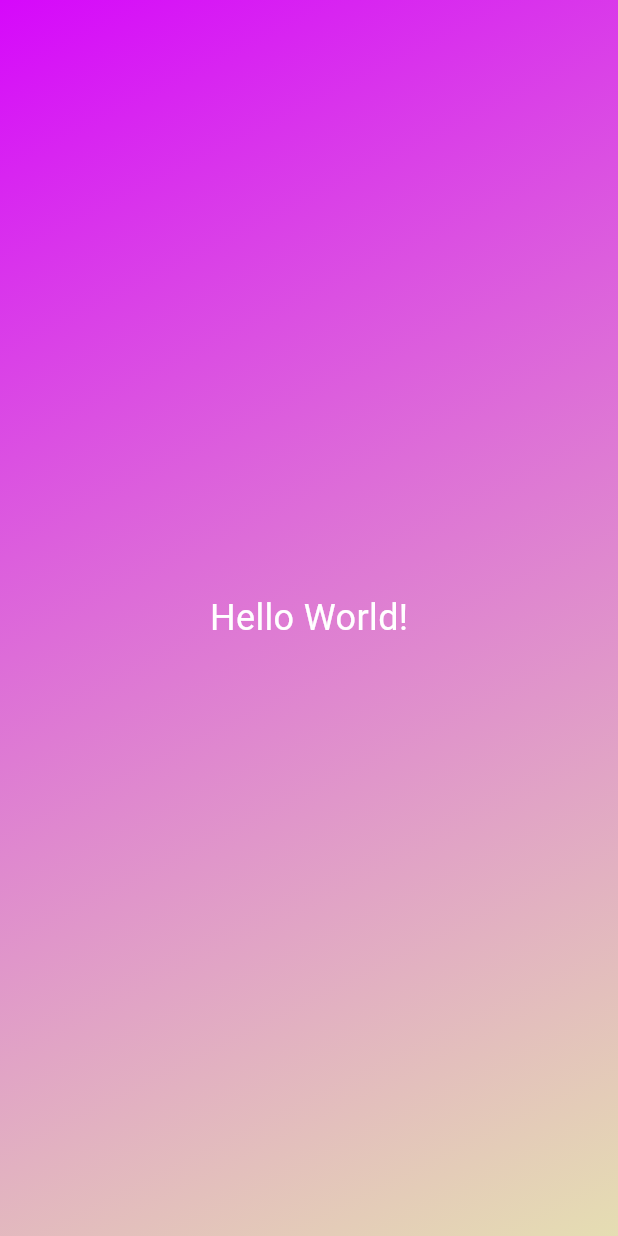
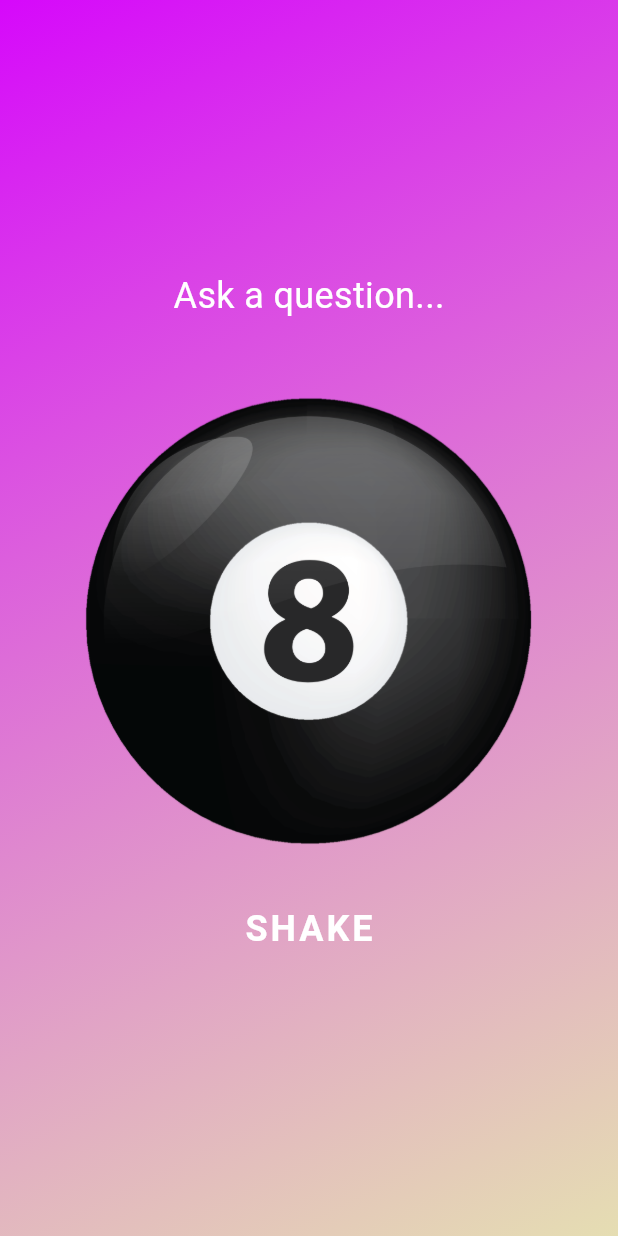
Before and after one commit to siddigamon/magic_ball, a Flutter app: the screen it shows after launch, on a phone screen of 412 x 824 dp. Run offline on Flutter 3.47's test engine with Material 3 defaults, Android fonts, the phone set to English and light mode, and no system bars.

Commit message:
feat: add MagicBallWidget and update GradientContainer with new alignment and image assets

```diff
--- a/lib/gradient_container.dart
+++ b/lib/gradient_container.dart
@@ -1,11 +1,35 @@
 //clases pascal case (GradientContainer)
 // variable names will be camel case (bottomCenter)
 //naming conventions for files is snake case (gradient_container.dart)
+import 'dart:math';
+
 import 'package:flutter/material.dart';
+import 'package:magic_ball/magic_ball_widget.dart';
 import 'package:magic_ball/styled_text.dart';
+// import 'package:magic_ball/styled_text.dart';
+
+//dart is a type safe language, which means that
+// it will not allow you to set a value of the wrong type.
+//this uses type inferencing
+// var alignmentTopLeft - data type is dynamic (lowest for the dart) it can be anything
+
+const Alignment alignmentTopLeft = Alignment.topLeft;
+//type annotation. explicitly stating the type of the variable
+const alignmentBottomRight = Alignment.bottomRight;
+//type inference. base on initial value, dart infers the type
+
+List<String> listOfWords = ["Hello", "World"];
+List<int> listOfNumbers = [1, 2, 3, 4, 5];
+
+const topLeft = Alignment.topLeft;
+//constant variable, values are actually replaced during compile time,
+//values should already be known like literals
+
+final bottomRight = Alignment.bottomRight;
+//final variable, can only be set once, during runtime
 
 class GradientContainer extends StatelessWidget {
-  const GradientContainer({super.key});
+  GradientContainer({super.key});
 
   @override
   Widget build(BuildContext context) {
@@ -16,12 +40,12 @@ class GradientContainer extends StatelessWidget {
             Color.fromARGB(255, 214, 8, 251),
             Color.fromARGB(210, 224, 216, 162),
           ],
-          begin: Alignment.topLeft,
-          end: Alignment.bottomRight,
+          begin: alignmentTopLeft,
+          end: alignmentBottomRight,
         ),
       ),
-      child: const Center(
-        child: StyledText(),
+      child: Center(
+        child: MagicBallWidget(),
       ),
     );
   }
--- /dev/null
+++ b/lib/magic_ball_widget.dart
@@ -0,0 +1,42 @@
+import 'package:flutter/material.dart';
+import 'package:magic_ball/styled_text.dart';
+
+class MagicBallWidget extends StatefulWidget {
+  @override
+  State<MagicBallWidget> createState() {
+    return _MagicBallState();
+  }
+}
+
+class _MagicBallState extends State<MagicBallWidget> {
+  var ballImage = "assets/images/ball_images/1.png";
+  void shake() {
+    ballImage = "assets/images/ball_images/2.png";
+    print("Shake the magic ball!");
+  }
+
+  @override
+  Widget build(BuildContext context) {
+    return Column(
+      mainAxisSize: MainAxisSize.min,
+      children: [
+        const StyledText("Ask a question..."),
+        const SizedBox(height: 50),
+        Image.asset("assets/images/ball_images/1.png", width: 300),
+        const SizedBox(height: 30),
+        TextButton(
+          onPressed: shake,
+          child: const Text(
+            "SHAKE",
+            style: TextStyle(
+              color: Colors.white,
+              fontSize: 24,
+              fontWeight: FontWeight.w700,
+              letterSpacing: 2,
+            ),
+          ),
+        ),
+      ],
+    );
+  }
+}
--- a/lib/main.dart
+++ b/lib/main.dart
@@ -3,7 +3,7 @@ import 'package:magic_ball/gradient_container.dart';
 
 void main() {
   runApp(
-    const MaterialApp(
+    MaterialApp(
       home: Scaffold(
         body: GradientContainer(),
       ),
--- a/lib/styled_text.dart
+++ b/lib/styled_text.dart
@@ -1,13 +1,15 @@
 import 'package:flutter/material.dart';
 
 class StyledText extends StatelessWidget {
-  const StyledText({super.key});
+  final String text;
+
+  const StyledText(this.text, {super.key});
 
   @override
   Widget build(BuildContext context) {
-    return const Text(
-      "Hello World!",
-      style: TextStyle(
+    return Text(
+      text,
+      style: const TextStyle(
         color: Colors.white,
         fontSize: 24,
       ),
--- a/pubspec.yaml
+++ b/pubspec.yaml
@@ -58,8 +58,8 @@ flutter:
   uses-material-design: true
 
   # To add assets to your application, add an assets section, like this:
-  # assets:
-  #   - images/a_dot_burr.jpeg
+  assets:
+    - assets/images/ball_images/
   #   - images/a_dot_ham.jpeg
 
   # An image asset can refer to one or more resolution-specific "variants", see
```
Also changed, not shown: assets/images/ball_images/1.png (added), assets/images/ball_images/2.png (added), assets/images/ball_images/3.png (added), assets/images/ball_images/4.png (added), assets/images/ball_images/5.png (added), assets/images/ball_images/6.png (added).
